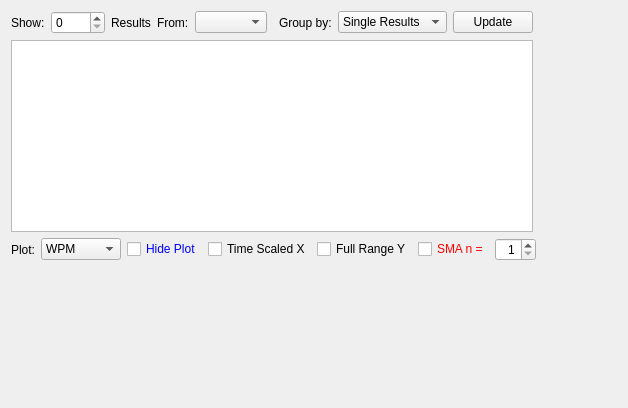
First picture: the form in performancehistory.ui, repository coryo/amphetype2, before the edit.
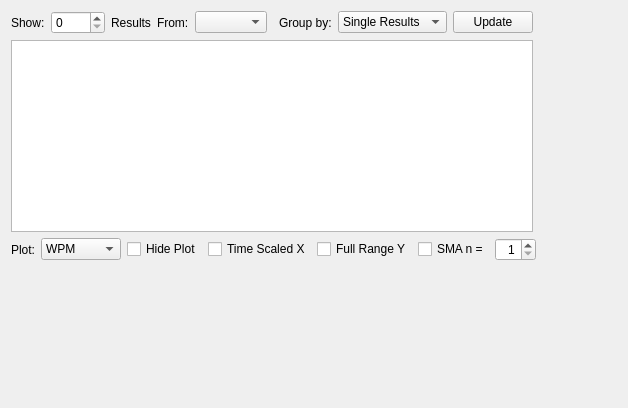
Second picture: the form after the edit. Custom widgets are drawn as their Qt base class.

What changed in the file:
```diff
--- a/performancehistory.ui
+++ b/performancehistory.ui
@@ -212,70 +212,6 @@
         </item>
         <item row="0" column="5">
          <widget class="QCheckBox" name="dampenCheckBox">
-          <property name="palette">
-           <palette>
-            <active>
-             <colorrole role="WindowText">
-              <brush brushstyle="SolidPattern">
-               <color alpha="255">
-                <red>255</red>
-                <green>0</green>
-                <blue>0</blue>
-               </color>
-              </brush>
-             </colorrole>
-             <colorrole role="Text">
-              <brush brushstyle="SolidPattern">
-               <color alpha="255">
-                <red>255</red>
-                <green>255</green>
-                <blue>255</blue>
-               </color>
-              </brush>
-             </colorrole>
-            </active>
-            <inactive>
-             <colorrole role="WindowText">
-              <brush brushstyle="SolidPattern">
-               <color alpha="255">
-                <red>255</red>
-                <green>0</green>
-                <blue>0</blue>
-               </color>
-              </brush>
-             </colorrole>
-             <colorrole role="Text">
-              <brush brushstyle="SolidPattern">
-               <color alpha="255">
-                <red>255</red>
-                <green>255</green>
-                <blue>255</blue>
-               </color>
-              </brush>
-             </colorrole>
-            </inactive>
-            <disabled>
-             <colorrole role="WindowText">
-              <brush brushstyle="SolidPattern">
-               <color alpha="255">
-                <red>231</red>
-                <green>231</green>
-                <blue>231</blue>
-               </color>
-              </brush>
-             </colorrole>
-             <colorrole role="Text">
-              <brush brushstyle="SolidPattern">
-               <color alpha="255">
-                <red>231</red>
-                <green>231</green>
-                <blue>231</blue>
-               </color>
-              </brush>
-             </colorrole>
-            </disabled>
-           </palette>
-          </property>
           <property name="text">
            <string>SMA n =</string>
           </property>
@@ -283,70 +219,6 @@
         </item>
         <item row="0" column="2">
          <widget class="QCheckBox" name="plotCheckBox">
-          <property name="palette">
-           <palette>
-            <active>
-             <colorrole role="WindowText">
-              <brush brushstyle="SolidPattern">
-               <color alpha="255">
-                <red>0</red>
-                <green>0</green>
-                <blue>255</blue>
-               </color>
-              </brush>
-             </colorrole>
-             <colorrole role="Text">
-              <brush brushstyle="SolidPattern">
-               <color alpha="255">
-                <red>255</red>
-                <green>255</green>
-                <blue>255</blue>
-               </color>
-              </brush>
-             </colorrole>
-            </active>
-            <inactive>
-             <colorrole role="WindowText">
-              <brush brushstyle="SolidPattern">
-               <color alpha="255">
-                <red>0</red>
-                <green>0</green>
-                <blue>255</blue>
-               </color>
-              </brush>
-             </colorrole>
-             <colorrole role="Text">
-              <brush brushstyle="SolidPattern">
-               <color alpha="255">
-                <red>255</red>
-                <green>255</green>
-                <blue>255</blue>
-               </color>
-              </brush>
-             </colorrole>
-            </inactive>
-            <disabled>
-             <colorrole role="WindowText">
-              <brush brushstyle="SolidPattern">
-               <color alpha="255">
-                <red>231</red>
-                <green>231</green>
-                <blue>231</blue>
-               </color>
-              </brush>
-             </colorrole>
-             <colorrole role="Text">
-              <brush brushstyle="SolidPattern">
-               <color alpha="255">
-                <red>231</red>
-                <green>231</green>
-                <blue>231</blue>
-               </color>
-              </brush>
-             </colorrole>
-            </disabled>
-           </palette>
-          </property>
           <property name="text">
            <string>Hide Plot</string>
           </property>
```
